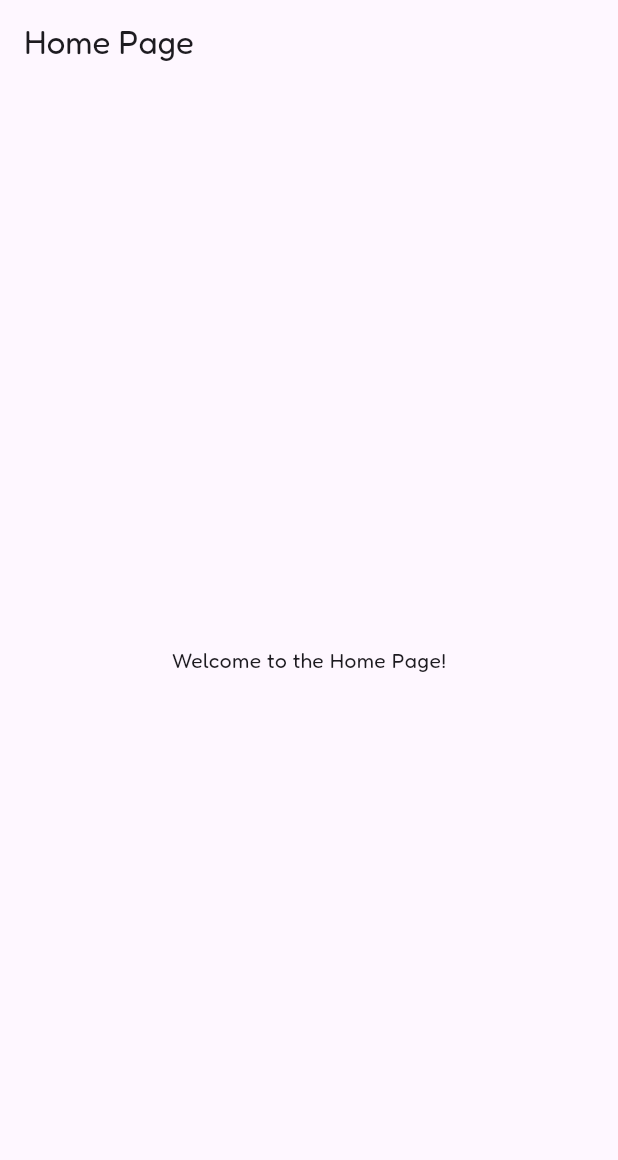
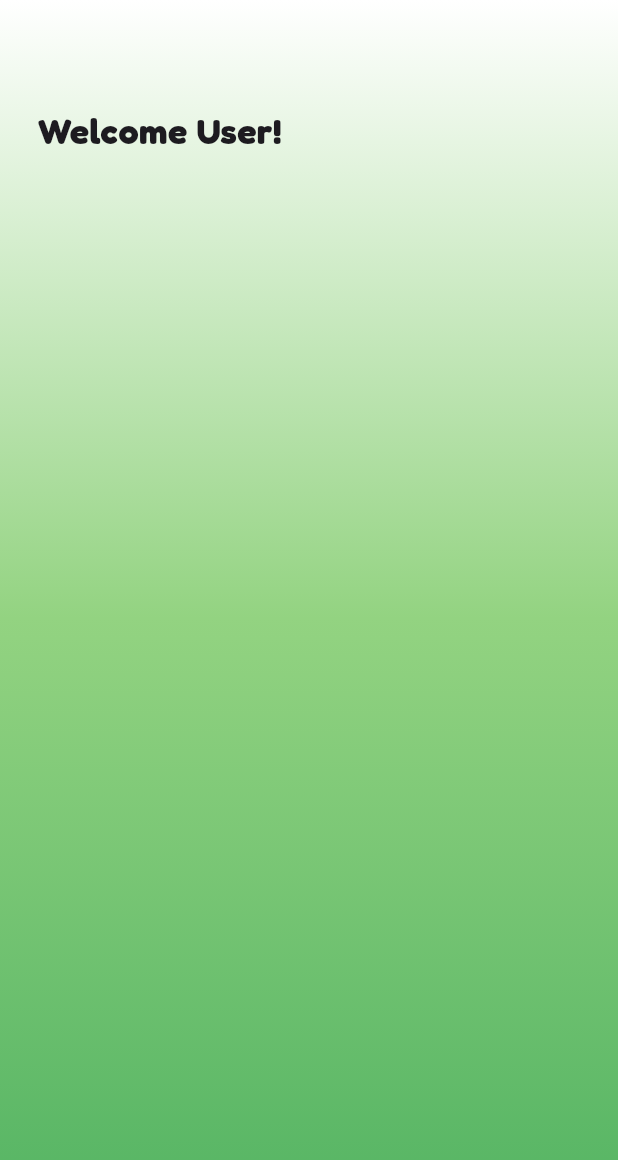
Before and after one commit to gwenchii/weTrack, a Flutter app: the HomePage screen opened directly, on a phone screen of 412 x 824 dp. Shown: the top 1160 px of the screen. Run offline on Flutter 3.47's test engine with Material 3 defaults, Android fonts, the phone set to English and light mode, and no system bars.

Commit message:
add files

```diff
--- a/lib/home_page.dart
+++ b/lib/home_page.dart
@@ -6,12 +6,30 @@ class HomePage extends StatelessWidget {
   @override
   Widget build(BuildContext context) {
     return Scaffold(
-      appBar: AppBar(
-        title: const Text('Home Page'),
+        body: Container(
+      width: double.infinity, // Takes up the entire width
+      height: double.infinity, // Takes up the entire height
+      decoration: const BoxDecoration(
+        gradient: LinearGradient(
+          colors: [
+            Color.fromARGB(255, 255, 255, 255),
+            Color.fromARGB(255, 147, 211, 129),
+            Color.fromARGB(255, 82, 179, 98),
+          ],
+          begin: Alignment.topCenter,
+          end: Alignment.bottomCenter,
+        ),
       ),
-      body: const Center(
-        child: Text('Welcome to the Home Page!'),
+      child: const Padding(
+        padding: EdgeInsets.symmetric(vertical: 70.0, horizontal: 25.0),
+        child: Text(
+          "Welcome User!",
+          style: TextStyle(
+            fontWeight: FontWeight.bold,
+            fontSize: 24,
+          ),
+        ),
       ),
-    );
+    ));
   }
 }
--- a/lib/splash_screen.dart
+++ b/lib/splash_screen.dart
@@ -1,5 +1,6 @@
 import 'package:flutter/material.dart';
-import '../login_page.dart';
+//import '../login_page.dart';
+import 'home_page.dart';
 
 class SplashScreen extends StatefulWidget {
   const SplashScreen({super.key});
@@ -17,7 +18,8 @@ class _SplashScreenState extends State<SplashScreen> {
       Navigator.pushReplacement(
         // ignore: use_build_context_synchronously
         context,
-        MaterialPageRoute(builder: (context) => const LoginPage()),
+        //MaterialPageRoute(builder: (context) => const LoginPage()),
+        MaterialPageRoute(builder: (context) => const HomePage()),
       );
     });
   }
```
Also changed, not shown: lib/userprofile_page.dart (added, +33 -0 lines), lib/calculator_page.dart (added), lib/createloan_page.dart (added), lib/dashboard_page.dart (added).
